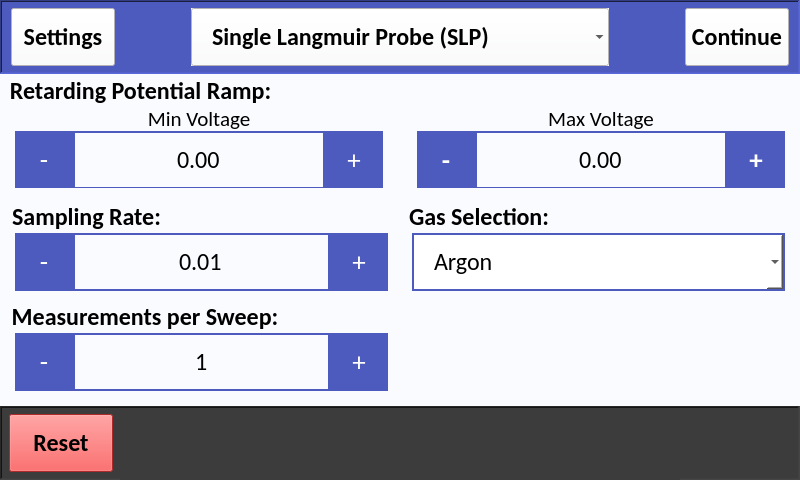
This is src/user_interface/graphic_user_interface/experiment_setup.ui in CFigueroa90894/plasmetry as Qt 5 draws it before an edit. The edited form follows.
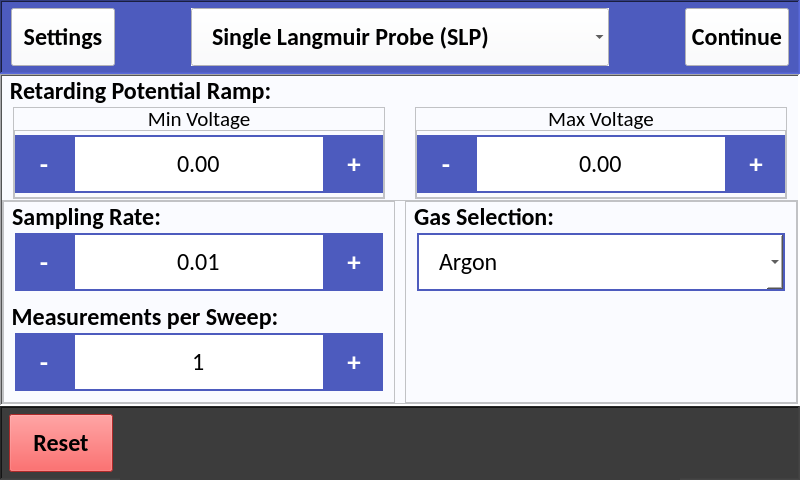
This is the edited form.

The edit to the form file:
```diff
--- a/src/user_interface/graphic_user_interface/experiment_setup.ui
+++ b/src/user_interface/graphic_user_interface/experiment_setup.ui
@@ -35,7 +35,7 @@
 }
 
 QFrame {
-	background-color: transparent;
+	background-color: #fafbff;
 }</string>
    </property>
    <layout class="QVBoxLayout" name="verticalLayout">
@@ -340,7 +340,7 @@
       <property name="styleSheet">
        <string notr="true">QGroupBox {
 	border: 1px solid #fafbff;
-	background-color: transparent;
+	background-color: #fafbff;
     color: black; 
     margin-top: 30px;  /* Add margin to preserve space for the title */
 }
@@ -432,10 +432,16 @@
             <number>10</number>
            </property>
            <property name="bottomMargin">
-            <number>10</number>
+            <number>0</number>
            </property>
            <item alignment="Qt::AlignVCenter">
             <widget class="QFrame" name="slp_min_frame">
+             <property name="minimumSize">
+              <size>
+               <width>0</width>
+               <height>92</height>
+              </size>
+             </property>
              <property name="maximumSize">
               <size>
                <width>1000</width>
@@ -547,8 +553,8 @@
                    <property name="font">
                     <font>
                      <pointsize>20</pointsize>
-                     <weight>50</weight>
-                     <bold>false</bold>
+                     <weight>75</weight>
+                     <bold>true</bold>
                     </font>
                    </property>
                    <property name="styleSheet">
@@ -585,7 +591,9 @@
                     <enum>Qt::LeftToRight</enum>
                    </property>
                    <property name="styleSheet">
-                    <string notr="true"/>
+                    <string notr="true">QDoubleSpinBox {
+	background-color: #FFFFFF;
+}</string>
                    </property>
                    <property name="alignment">
                     <set>Qt::AlignCenter</set>
@@ -620,15 +628,15 @@
                    </property>
                    <property name="maximumSize">
                     <size>
-                     <width>16777215</width>
+                     <width>58</width>
                      <height>58</height>
                     </size>
                    </property>
                    <property name="font">
                     <font>
                      <pointsize>20</pointsize>
-                     <weight>50</weight>
-                     <bold>false</bold>
+                     <weight>75</weight>
+                     <bold>true</bold>
                     </font>
                    </property>
                    <property name="focusPolicy">
@@ -790,7 +798,9 @@
                     <enum>Qt::LeftToRight</enum>
                    </property>
                    <property name="styleSheet">
-                    <string notr="true"/>
+                    <string notr="true">QDoubleSpinBox {
+	background-color: #FFFFFF;
+}</string>
                    </property>
                    <property name="alignment">
                     <set>Qt::AlignCenter</set>
@@ -825,7 +835,7 @@
                    </property>
                    <property name="maximumSize">
                     <size>
-                     <width>16777215</width>
+                     <width>58</width>
                      <height>58</height>
                     </size>
                    </property>
@@ -863,7 +873,7 @@
           </property>
           <layout class="QHBoxLayout" name="horizontalLayout_13">
            <property name="spacing">
-            <number>0</number>
+            <number>10</number>
            </property>
            <property name="leftMargin">
             <number>0</number>
@@ -953,8 +963,8 @@
                    <property name="font">
                     <font>
                      <pointsize>20</pointsize>
-                     <weight>50</weight>
-                     <bold>false</bold>
+                     <weight>75</weight>
+                     <bold>true</bold>
                     </font>
                    </property>
                    <property name="text">
@@ -991,7 +1001,9 @@
                     <enum>Qt::LeftToRight</enum>
                    </property>
                    <property name="styleSheet">
-                    <string notr="true"/>
+                    <string notr="true">QDoubleSpinBox {
+	background-color: #FFFFFF;
+}</string>
                    </property>
                    <property name="alignment">
                     <set>Qt::AlignCenter</set>
@@ -1032,15 +1044,15 @@
                    </property>
                    <property name="maximumSize">
                     <size>
-                     <width>16777215</width>
+                     <width>58</width>
                      <height>58</height>
                     </size>
                    </property>
                    <property name="font">
                     <font>
                      <pointsize>20</pointsize>
-                     <weight>50</weight>
-                     <bold>false</bold>
+                     <weight>75</weight>
+                     <bold>true</bold>
                     </font>
                    </property>
                    <property name="focusPolicy">
@@ -1103,8 +1115,8 @@
                    <property name="font">
                     <font>
                      <pointsize>20</pointsize>
-                     <weight>50</weight>
-                     <bold>false</bold>
+                     <weight>75</weight>
+                     <bold>true</bold>
                     </font>
                    </property>
                    <property name="text">
@@ -1135,7 +1147,9 @@
                     </font>
                    </property>
                    <property name="styleSheet">
-                    <string notr="true"/>
+                    <string notr="true">QDoubleSpinBox {
+	background-color: #FFFFFF;
+}</string>
                    </property>
                    <property name="alignment">
                     <set>Qt::AlignCenter</set>
@@ -1173,15 +1187,15 @@
                    </property>
                    <property name="maximumSize">
                     <size>
-                     <width>16777215</width>
+                     <width>58</width>
                      <height>58</height>
                     </size>
                    </property>
                    <property name="font">
                     <font>
                      <pointsize>20</pointsize>
-                     <weight>50</weight>
-                     <bold>false</bold>
+                     <weight>75</weight>
+                     <bold>true</bold>
                     </font>
                    </property>
                    <property name="focusPolicy">
@@ -1220,7 +1234,7 @@
                <number>0</number>
               </property>
               <property name="bottomMargin">
-               <number>10</number>
+               <number>0</number>
               </property>
               <item>
                <widget class="QGroupBox" name="slp_gas_select_gb">
@@ -1261,7 +1275,7 @@
                   <widget class="QComboBox" name="slp_gas_select_cb">
                    <property name="minimumSize">
                     <size>
-                     <width>0</width>
+                     <width>368</width>
                      <height>58</height>
                     </size>
                    </property>
@@ -1295,9 +1309,10 @@
 }
 
 QComboBox QAbstractItemView {
-    selection-background-color: white;
+    selection-background-color: #fafbff;
     selection-color: black; 
 }
+
 </string>
                    </property>
                    <property name="frame">
```
Left out of the diff: 82 changed lines with no effect on the pictures.
